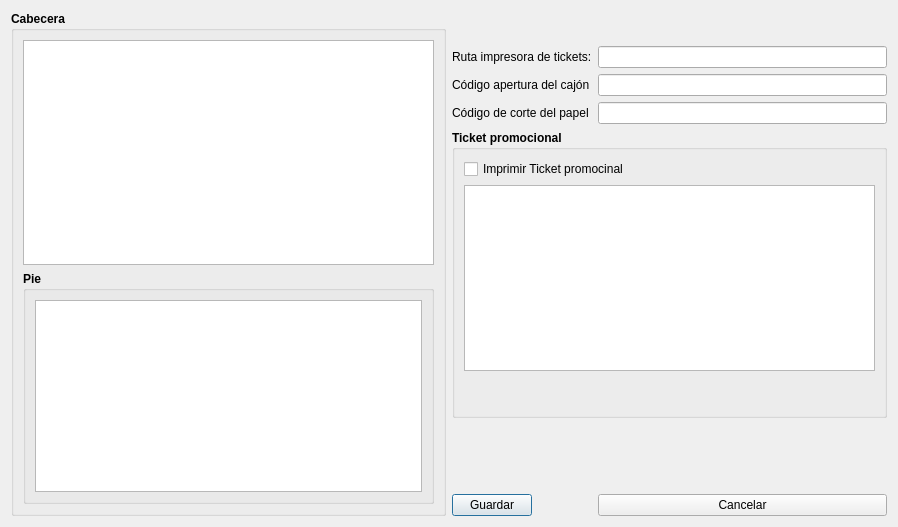
Ladis72/tienda, file configticket.ui: the form before one commit.
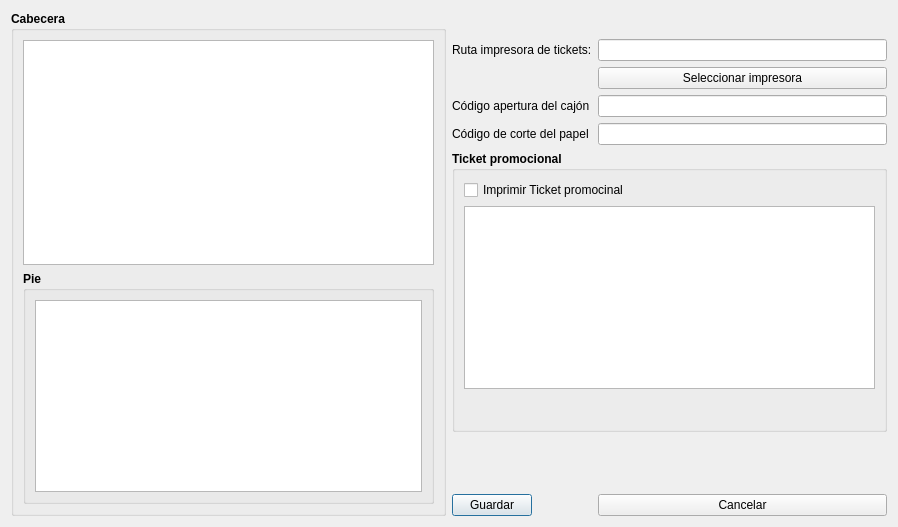
The form after the commit.

Commit message: Modificar impresión para elegir impresora y funcione en linux y win

```diff
--- a/configticket.ui
+++ b/configticket.ui
@@ -98,31 +98,30 @@
      <item row="1" column="1">
       <widget class="QLineEdit" name="lineEditCola"/>
      </item>
-     <item row="2" column="0">
+     <item row="3" column="0">
       <widget class="QLabel" name="label_2">
        <property name="text">
         <string>Código apertura del cajón</string>
        </property>
       </widget>
      </item>
-     <item row="2" column="1">
+     <item row="3" column="1">
       <widget class="QLineEdit" name="lineEditCodApertura"/>
      </item>
-     <item row="3" column="0">
+     <item row="4" column="0">
       <widget class="QLabel" name="label_3">
        <property name="text">
         <string>Código de corte del papel</string>
        </property>
       </widget>
      </item>
-     <item row="3" column="1">
+     <item row="4" column="1">
       <widget class="QLineEdit" name="lineEditCodCorte"/>
      </item>
-     <item row="4" column="0" colspan="2">
+     <item row="5" column="0" colspan="2">
       <widget class="QGroupBox" name="groupBoxPromo">
        <property name="font">
         <font>
-         <weight>75</weight>
          <bold>true</bold>
         </font>
        </property>
@@ -137,7 +136,6 @@
          <widget class="QCheckBox" name="checkBoxPromo">
           <property name="font">
            <font>
-            <weight>50</weight>
             <bold>false</bold>
            </font>
           </property>
@@ -165,20 +163,20 @@
        </layout>
       </widget>
      </item>
-     <item row="5" column="1">
-      <spacer name="verticalSpacer_3">
-       <property name="orientation">
-        <enum>Qt::Vertical</enum>
-       </property>
-       <property name="sizeHint" stdset="0">
-        <size>
-         <width>20</width>
-         <height>40</height>
-        </size>
-       </property>
-      </spacer>
-     </item>
      <item row="6" column="1">
+      <spacer name="verticalSpacer_3">
+       <property name="orientation">
+        <enum>Qt::Vertical</enum>
+       </property>
+       <property name="sizeHint" stdset="0">
+        <size>
+         <width>20</width>
+         <height>40</height>
+        </size>
+       </property>
+      </spacer>
+     </item>
+     <item row="7" column="1">
       <spacer name="verticalSpacer_4">
        <property name="orientation">
         <enum>Qt::Vertical</enum>
@@ -205,6 +203,13 @@
        </property>
       </widget>
      </item>
+     <item row="2" column="1">
+      <widget class="QPushButton" name="pushButton">
+       <property name="text">
+        <string>Seleccionar impresora</string>
+       </property>
+      </widget>
+     </item>
     </layout>
    </item>
   </layout>
```
Left out of the diff: 6 changed lines with no effect on the pictures. The commit also changes 3 other files.
